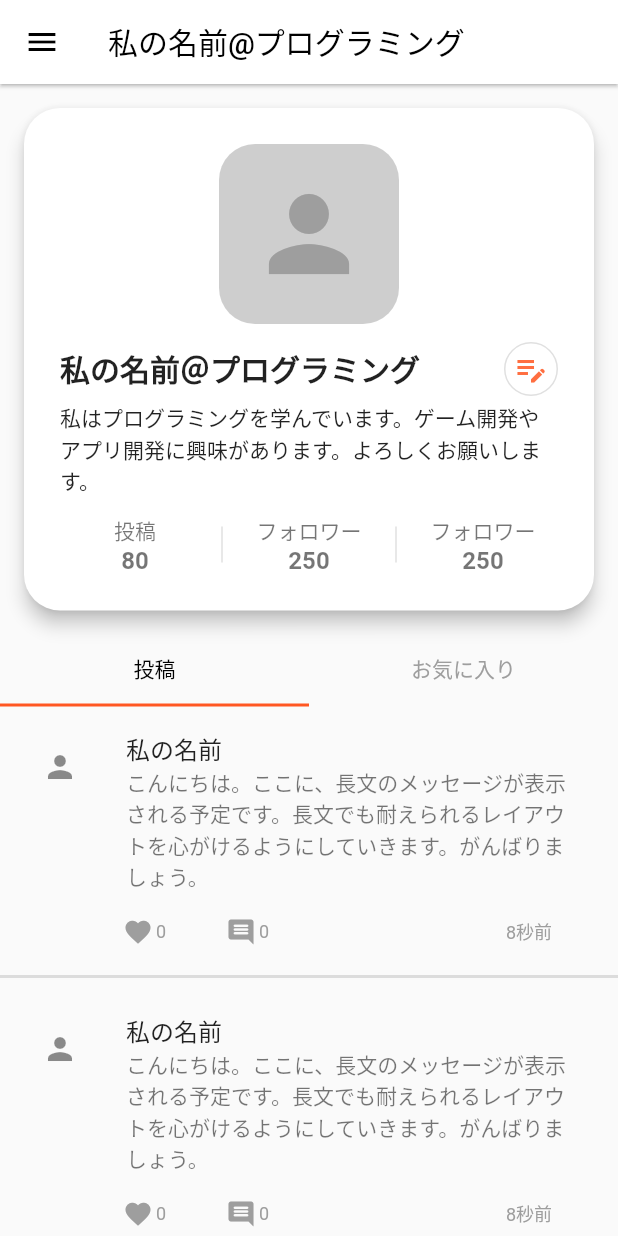
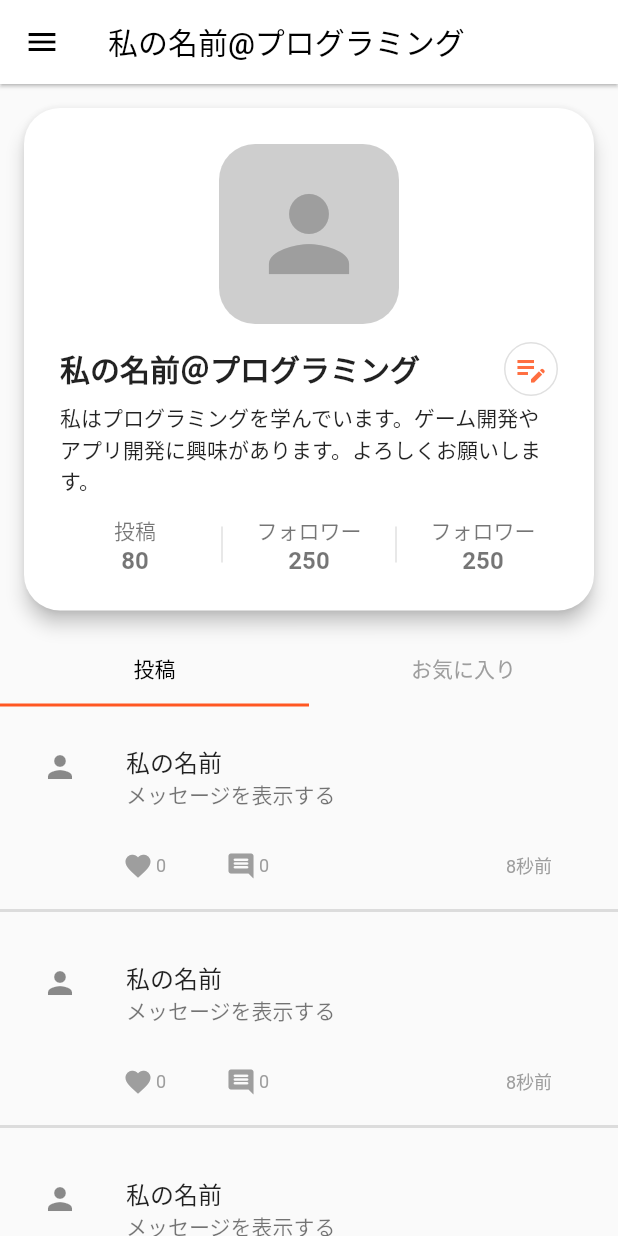
Before and after one commit to akihiro-n/chat-app, a Flutter app: the MyPageScreen screen opened directly, on a phone screen of 412 x 824 dp. Run offline on Flutter 3.47's test engine with Material 2 defaults, Android fonts, the phone set to English and light mode, and no system bars; our stand-ins replace cloud_firestore, firebase_auth, firebase_core, freezed_annotation, hooks_riverpod; accounts and stored records are empty.

Commit message:
コメント一覧を表示する

```diff
--- a/lib/my_page_screen.dart
+++ b/lib/my_page_screen.dart
@@ -49,12 +49,12 @@ class _MyPageScreenState extends ConsumerState<MyPageScreen> {
               ListView.builder(
                   itemCount: 30,
                   itemBuilder: (BuildContext context, int position) {
-                    return const PostCommentCell();
+                    return const PostCommentCell(message: "メッセージを表示する",);
                   }),
               ListView.builder(
                   itemCount: 30,
                   itemBuilder: (BuildContext context, int position) {
-                    return const PostCommentCell();
+                    return const PostCommentCell(message: "メッセージを表示する",);
                   }),
             ],
           ),
--- a/lib/post_comment_cell.dart
+++ b/lib/post_comment_cell.dart
@@ -2,15 +2,18 @@ import 'package:flutter/material.dart';
 import 'package:hooks_riverpod/hooks_riverpod.dart';
 
 class PostCommentCell extends ConsumerStatefulWidget {
-  const PostCommentCell({Key? key}) : super(key: key);
+  const PostCommentCell({Key? key, required this.message}) : super(key: key);
+  final String message;
 
   @override
   ConsumerState<ConsumerStatefulWidget> createState() {
-    return _PostCommentCellState();
+    return _PostCommentCellState(message: message);
   }
 }
 
 class _PostCommentCellState extends ConsumerState<PostCommentCell> {
+  _PostCommentCellState({required this.message});
+  final String message;
   @override
   Widget build(BuildContext context) {
     return Column(
@@ -22,11 +25,11 @@ class _PostCommentCellState extends ConsumerState<PostCommentCell> {
               const SizedBox(
                 height: 12,
               ),
-              const ListTile(
-                leading: Icon(Icons.person),
-                title: Text("私の名前"),
+              ListTile(
+                leading: const Icon(Icons.person),
+                title: const Text("私の名前"),
                 subtitle: Text(
-                  "こんにちは。ここに、長文のメッセージが表示される予定です。長文でも耐えられるレイアウトを心がけるようにしていきます。がんばりましょう。",
+                  message,
                 ),
               ),
               const SizedBox(
```
Also changed, not shown: lib/repository/post_repository.dart (+23 -0 lines), lib/repository/result/get_posts_result.dart (added, +10 -0 lines), lib/timeline_screen.dart (+8 -8 lines), lib/view_model/event/time_line_event.dart (added, +8 -0 lines), lib/view_model/state/time_line_state.dart (added, +14 -0 lines), lib/view_model/time_line_view_model.dart (added, +37 -0 lines), lib/repository/result/get_posts_result.freezed.dart (added), lib/view_model/event/time_line_event.freezed.dart (added), lib/view_model/state/time_line_state.freezed.dart (added).
